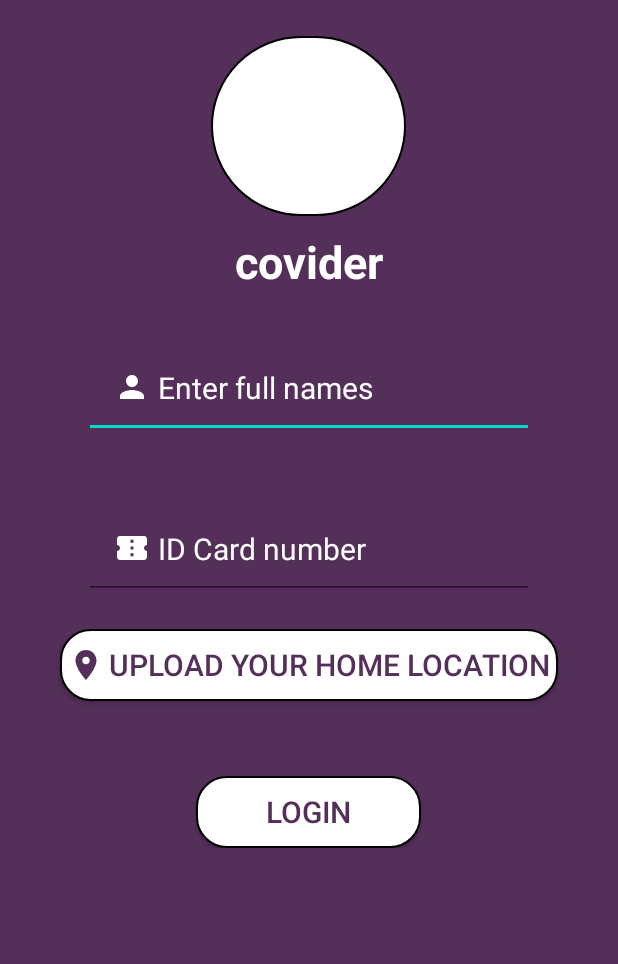
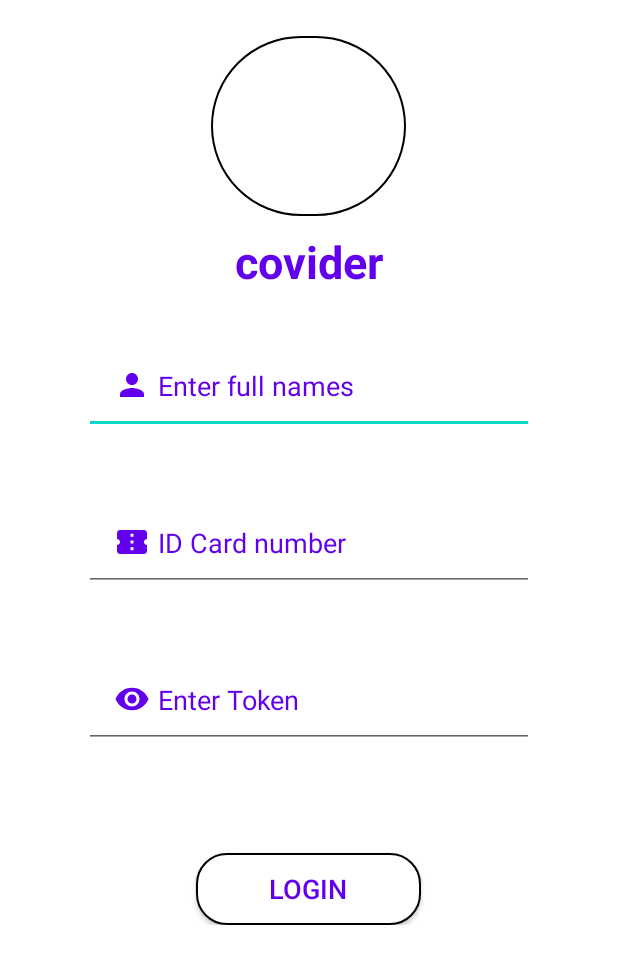
Before and after one commit to xurror/covider, an Android app: the screen it shows after launch (dmLogin), on a phone screen of 412 x 824 dp. Shown: the top 964 px of the screen. Run offline under Robolectric (Android 15) with nearby library versions, the light colour scheme and no system bars; 2 statements that could not run were skipped.

Commit message:
Redefined the interface - changed login interface, health, randevouz and verify backgrounds, -added drawables

```diff
--- a/mobile-client/app/src/main/res/drawable/ic_card.xml
+++ b/mobile-client/app/src/main/res/drawable/ic_card.xml
@@ -1,4 +1,4 @@
-<vector android:height="24dp" android:tint="#FFFFFF"
+<vector android:height="24dp" android:tint="#6200EE "
     android:viewportHeight="24" android:viewportWidth="24"
     android:width="24dp" xmlns:android="http://schemas.android.com/apk/res/android">
     <path android:fillColor="@android:color/white" android:pathData="M22,10V6c0,-1.11 -0.9,-2 -2,-2H4C2.9,4 2.01,4.89 2.01,6v4C3.11,10 4,10.9 4,12s-0.89,2 -2,2v4c0,1.1 0.9,2 2,2h16c1.1,0 2,-0.9 2,-2v-4c-1.1,0 -2,-0.9 -2,-2S20.9,10 22,10zM13,17.5h-2v-2h2V17.5zM13,13h-2v-2h2V13zM13,8.5h-2v-2h2V8.5z"/>
--- /dev/null
+++ b/mobile-client/app/src/main/res/drawable/ic_eye.xml
@@ -0,0 +1,5 @@
+<vector android:height="24dp" android:tint="#6200EE"
+    android:viewportHeight="24" android:viewportWidth="24"
+    android:width="24dp" xmlns:android="http://schemas.android.com/apk/res/android">
+    <path android:fillColor="@android:color/white" android:pathData="M12,4.5C7,4.5 2.73,7.61 1,12c1.73,4.39 6,7.5 11,7.5s9.27,-3.11 11,-7.5c-1.73,-4.39 -6,-7.5 -11,-7.5zM12,17c-2.76,0 -5,-2.24 -5,-5s2.24,-5 5,-5 5,2.24 5,5 -2.24,5 -5,5zM12,9c-1.66,0 -3,1.34 -3,3s1.34,3 3,3 3,-1.34 3,-3 -1.34,-3 -3,-3z"/>
+</vector>
--- a/mobile-client/app/src/main/res/drawable/ic_health_location.xml
+++ b/mobile-client/app/src/main/res/drawable/ic_health_location.xml
@@ -1,4 +1,4 @@
-<vector android:height="24dp" android:tint="#FFFFFF"
+<vector android:height="24dp" android:tint="@color/colorPrimary"
     android:viewportHeight="24" android:viewportWidth="24"
     android:width="24dp" xmlns:android="http://schemas.android.com/apk/res/android">
     <path android:fillColor="@android:color/white" android:pathData="M12,2C8.14,2 5,5.14 5,9c0,5.25 7,13 7,13s7,-7.75 7,-13c0,-3.86 -3.14,-7 -7,-7zM16,10h-3v3h-2v-3L8,10L8,8h3L11,5h2v3h3v2z"/>
--- a/mobile-client/app/src/main/res/drawable/ic_person.xml
+++ b/mobile-client/app/src/main/res/drawable/ic_person.xml
@@ -1,4 +1,4 @@
-<vector android:height="24dp" android:tint="#FFFFFF"
+<vector android:height="24dp" android:tint="#6200EE"
     android:viewportHeight="24" android:viewportWidth="24"
     android:width="24dp" xmlns:android="http://schemas.android.com/apk/res/android">
     <path android:fillColor="@android:color/white" android:pathData="M12,12c2.21,0 4,-1.79 4,-4s-1.79,-4 -4,-4 -4,1.79 -4,4 1.79,4 4,4zM12,14c-2.67,0 -8,1.34 -8,4v2h16v-2c0,-2.66 -5.33,-4 -8,-4z"/>
--- a/mobile-client/app/src/main/res/layout/activity_dm_login.xml
+++ b/mobile-client/app/src/main/res/layout/activity_dm_login.xml
@@ -4,94 +4,95 @@
     xmlns:tools="http://schemas.android.com/tools"
     android:layout_width="match_parent"
     android:layout_height="match_parent"
-    android:background="#542F5A"
+    android:background="#FFFFFF"
     tools:context=".dmLogin">
 
         <LinearLayout
             android:layout_width="match_parent"
             android:layout_height="200dp"
-            android:padding="10dp"
             android:layout_margin="4dp"
             android:orientation="vertical"
-            >
+            android:padding="10dp">
+
+
                 <ImageView
                     android:id="@+id/logo"
                     android:layout_width="130dp"
                     android:layout_height="130dp"
-                    android:src="@drawable/logo"
                     android:layout_gravity="center"
                     android:paddingTop="10dp"
-                    />
+                    android:src="@drawable/logo" />
+
+
                 <TextView
                     android:id="@+id/app_name"
                     android:layout_width="wrap_content"
                     android:layout_height="wrap_content"
-                    android:text="@string/app_name"
-                    android:textColor="#fff"
-                    android:textSize="30sp"
                     android:layout_gravity="center"
                     android:layout_margin="10dp"
-                    android:textStyle="bold"
-                    />
-
+                    android:text="@string/app_name"
+                    android:textColor="@color/colorPrimary"
+                    android:textSize="30sp"
+                    android:textStyle="bold" />
 
                 <EditText
                     android:id="@+id/name_p"
                     android:layout_width="300dp"
                     android:layout_height="wrap_content"
-                    android:inputType="text"
-                    android:hint="@string/name_placeholder"
-                    android:textColor="#fff"
-                    android:textColorHint="#fff"
-                    android:textSize="20sp"
-                    android:paddingLeft="5dp"
                     android:layout_gravity="center"
+                    android:layout_margin="20dp"
                     android:drawableLeft="@drawable/ic_person"
                     android:drawablePadding="5dp"
+                    android:hint="@string/name_placeholder"
+                    android:inputType="text"
                     android:padding="20dp"
-                    android:layout_margin="20dp"
-                    />
+                    android:paddingLeft="5dp"
+                    android:textColor="@color/design_default_color_on_secondary"
+                    android:textColorHint="@color/colorPrimary"
+                    android:textSize="18sp" />
+
                 <EditText
                     android:id="@+id/id_p"
                     android:layout_width="300dp"
                     android:layout_height="wrap_content"
-                    android:inputType="text"
-                    android:hint="@string/id_placeholder"
-                    android:textColor="#fff"
-                    android:textColorHint="#fff"
-                    android:textSize="20sp"
-                    android:paddingLeft="5dp"
                     android:layout_gravity="center"
+                    android:layout_margin="20dp"
                     android:drawableLeft="@drawable/ic_card"
                     android:drawablePadding="5dp"
+                    android:hint="@string/id_placeholder"
+                    android:inputType="text"
                     android:padding="20dp"
+                    android:paddingLeft="5dp"
+                    android:textColor="@color/design_default_color_on_secondary"
+                    android:textColorHint="@color/colorPrimary"
+                    android:textSize="18sp" />
+                <EditText
+                    android:id="@+id/id_token"
+                    android:layout_width="300dp"
+                    android:layout_height="wrap_content"
+                    android:layout_gravity="center"
                     android:layout_margin="20dp"
-                    />
-                <Button
-                    android:id="@+id/location_button"
-                    android:layout_width="wrap_content"
-                    android:layout_height="wrap_content"
-                    android:text="@string/location_text"
-                    android:textColor="#542F5A"
-                    android:textSize="20sp"
-                    android:background="@drawable/button"
-                    android:layout_gravity="center"
-                    android:drawableLeft="@drawable/ic_location"
-                    android:padding="5dp"
-                    android:drawablePadding="3dp"
-                    />
+                    android:drawableLeft="@drawable/ic_eye"
+                    android:drawablePadding="5dp"
+                    android:hint="@string/enter_token"
+                    android:inputType="numberDecimal"
+                    android:padding="20dp"
+                    android:paddingLeft="5dp"
+                    android:textColor="@color/design_default_color_on_secondary"
+                    android:textColorHint="@color/colorPrimary"
+                    android:textSize="18sp" />
+
 
                 <Button
                     android:id="@+id/login_button"
                     android:layout_width="150dp"
                     android:layout_height="wrap_content"
-                    android:text="@string/login_text"
-                    android:textColor="#542F5A"
-                    android:textSize="20sp"
-                    android:background="@drawable/button"
                     android:layout_gravity="center"
                     android:layout_marginTop="50dp"
+                    android:background="@drawable/button"
                     android:elevation="20pt"
-                    />
+                    android:text="@string/login_text"
+                    android:textColor="@color/colorPrimary"
+                    android:textSize="18sp" />
         </LinearLayout>
 </ScrollView>
--- a/mobile-client/app/src/main/res/values/strings.xml
+++ b/mobile-client/app/src/main/res/values/strings.xml
@@ -21,4 +21,6 @@
     <string name="title_activity_maps">Map</string>
     <string name="title_activity_dmser_locaton_map">Map</string>
     <string name="title_activity_dm_user_location">Map</string>
+    <string name="enter_token">Enter Token</string>
+    <string name="signs_and_syntoms">Signs and syntoms</string>
 </resources>
```
Also changed, not shown: mobile-client/app/src/main/res/layout/activity_dm_health_info.xml (+15 -15 lines), mobile-client/app/src/main/res/layout/activity_dm_randevouz.xml (+5 -6 lines), mobile-client/app/src/main/res/layout/activity_dm_verify_user.xml (+8 -8 lines).
